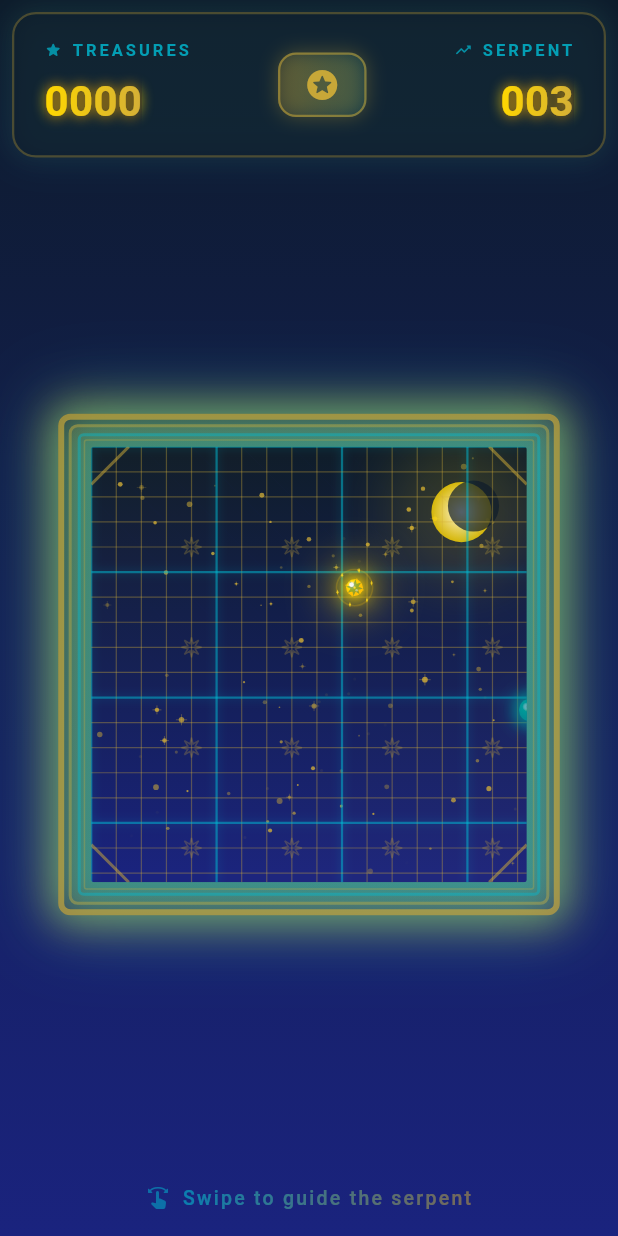
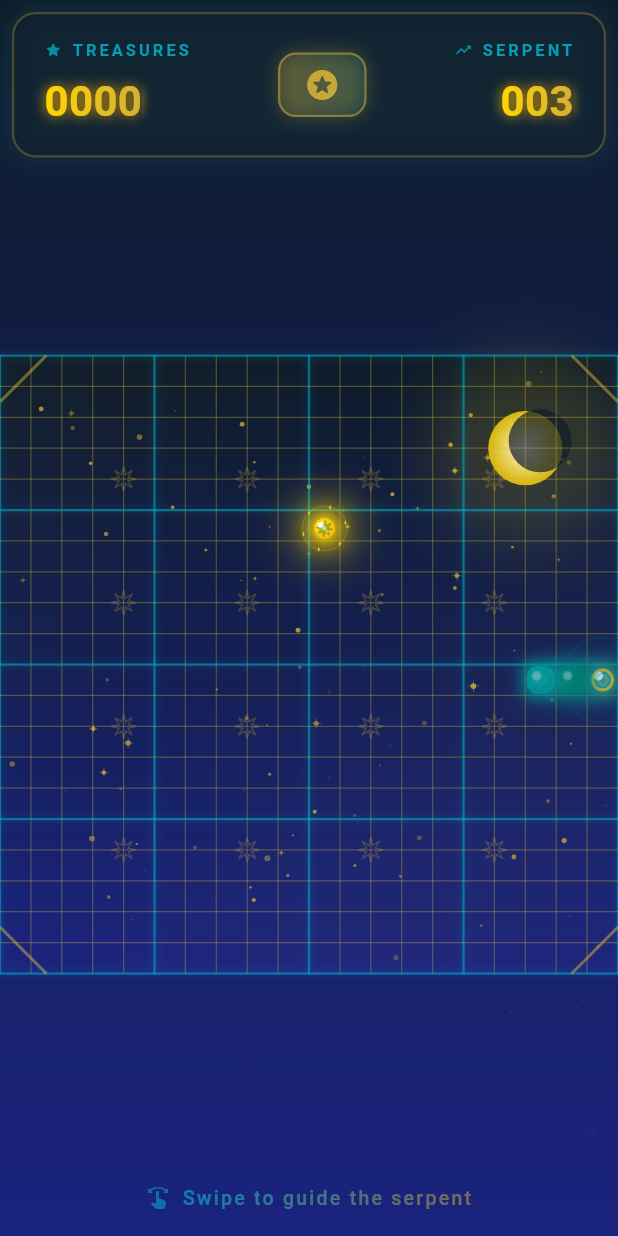
Before and after one commit to muhammadbader/pygame, a Flutter app: the GameScreen screen opened directly, on a phone screen of 412 x 824 dp. Run offline on Flutter 3.47's test engine with Material 3 defaults, Android fonts, the phone set to English and light mode, and no system bars; our stand-ins replace shared_preferences; accounts and stored records are empty; Roboto replaces fonts that are missing (Poppins).

Commit message:
Make game board fullscreen and remove ornamental borders
Simplify board layout for immersive fullscreen gameplay:
- Remove all multi-layer ornamental borders
- Use full available screen space for game board
- Calculate cell size based on full constraints
- Clean, minimalist presentation focusing on gameplay
- Maximum visibility and immersion

The board now takes up the entire available space for the best gaming experience.

```diff
--- a/pygame/snake/lib/screens/game_screen.dart
+++ b/pygame/snake/lib/screens/game_screen.dart
@@ -365,124 +365,17 @@ class _GameScreenState extends State<GameScreen>
   Widget _buildGameBoard() {
     return LayoutBuilder(
       builder: (context, constraints) {
-        // Calculate cell size to fit screen - account for border thickness
-        final maxSize = min(constraints.maxWidth, constraints.maxHeight);
-        // Reserve space for the ornamental borders (total ~30px on each side)
-        final borderReserve = 30.0;
-        final boardSize = (maxSize - borderReserve * 2) * 0.95;
+        // Calculate cell size to use full available space
+        final boardSize = min(constraints.maxWidth, constraints.maxHeight);
         final cellSize = boardSize / GameState.gridSize;
 
         return Center(
           child: GestureDetector(
             onPanStart: _handlePanStart,
             onPanUpdate: _handlePanUpdate,
-            child: AnimatedBuilder(
-              animation: _shimmerAnimationController,
-              builder: (context, child) {
-                final shimmerValue = _shimmerAnimationController.value;
-                final pulseGlow = (sin(shimmerValue * pi * 2) * 0.5 + 0.5) * 0.3;
-
-                return Container(
-                  padding: const EdgeInsets.all(15), // Outer padding for shadow space
-                  child: Container(
+            child: SizedBox(
               width: boardSize,
               height: boardSize,
-                    decoration: BoxDecoration(
-                      borderRadius: BorderRadius.circular(8),
-                      // Multi-layer ornamental border with animated glow
-                      border: Border.all(
-                        color: const Color(0xFFD4AF37).withOpacity(0.6 + pulseGlow),
-                        width: 4,
-                      ),
-                      // Enhanced multi-layer glow effects
-                      boxShadow: [
-                        // Outer golden glow (pulsing)
-                        BoxShadow(
-                          color: const Color(0xFFD4AF37).withOpacity(0.5 + pulseGlow),
-                          blurRadius: 30,
-                          spreadRadius: 4,
-                        ),
-                        // Mid golden glow
-                        BoxShadow(
-                          color: const Color(0xFFFFD700).withOpacity(0.3 + pulseGlow * 0.5),
-                          blurRadius: 20,
-                          spreadRadius: 2,
-                        ),
-                        // Turquoise accent glow
-                        BoxShadow(
-                          color: const Color(0xFF00BCD4).withOpacity(0.3 + pulseGlow * 0.4),
-                          blurRadius: 45,
-                          spreadRadius: 6,
-                        ),
-                        // Inner turquoise shimmer
-                        BoxShadow(
-                          color: const Color(0xFF00BCD4).withOpacity(0.2),
-                          blurRadius: 15,
-                          spreadRadius: 1,
-                        ),
-                      ],
-                      // Subtle gradient background for border depth
-                      gradient: LinearGradient(
-                        begin: Alignment.topLeft,
-                        end: Alignment.bottomRight,
-                        colors: [
-                          const Color(0xFF0D1B2A).withOpacity(0.3),
-                          const Color(0xFF1A237E).withOpacity(0.2),
-                        ],
-                      ),
-                    ),
-                    // Mid-layer ornamental frame
-                    child: Container(
-                      margin: const EdgeInsets.all(3),
-                      decoration: BoxDecoration(
-                        borderRadius: BorderRadius.circular(6),
-                        border: Border.all(
-                          color: const Color(0xFFD4AF37).withOpacity(0.4 + pulseGlow * 0.3),
-                          width: 2,
-                        ),
-                        // Glassmorphic inner frame
-                        gradient: LinearGradient(
-                          begin: Alignment.topLeft,
-                          end: Alignment.bottomRight,
-                          colors: [
-                            const Color(0xFFD4AF37).withOpacity(0.1),
-                            const Color(0xFF00BCD4).withOpacity(0.05),
-                          ],
-                        ),
-                      ),
-                      // Inner ornamental border with turquoise accent
-                      child: Container(
-                        margin: const EdgeInsets.all(4),
-                        decoration: BoxDecoration(
-                          borderRadius: BorderRadius.circular(4),
-                          border: Border.all(
-                            color: const Color(0xFF00BCD4).withOpacity(0.4 + pulseGlow * 0.2),
-                            width: 2,
-                          ),
-                          // Inner glow
-                          boxShadow: [
-                            BoxShadow(
-                              color: const Color(0xFF00BCD4).withOpacity(0.2 + pulseGlow * 0.2),
-                              blurRadius: 10,
-                              spreadRadius: 0,
-                            ),
-                          ],
-                        ),
-                        // Final inner frame
-                        child: Container(
-                          margin: const EdgeInsets.all(2),
-                          decoration: BoxDecoration(
-                            borderRadius: BorderRadius.circular(2),
-                            border: Border.all(
-                              color: const Color(0xFFD4AF37).withOpacity(0.3),
-                              width: 1,
-                            ),
-                          ),
-                          // Add padding inside to prevent content from touching borders
-                          child: Padding(
-                            padding: const EdgeInsets.all(4),
-                            child: ClipRRect(
-                              borderRadius: BorderRadius.circular(2),
               child: AnimatedBuilder(
                 animation: Listenable.merge([
                   _foodAnimation,
@@ -503,14 +396,6 @@ class _GameScreenState extends State<GameScreen>
                   );
                 },
               ),
-                            ),
-                          ),
-                        ),
-                      ),
-                    ),
-                  ),
-                );
-              },
             ),
           ),
         );
```
Lines whose indentation alone changed are shown as unchanged.
